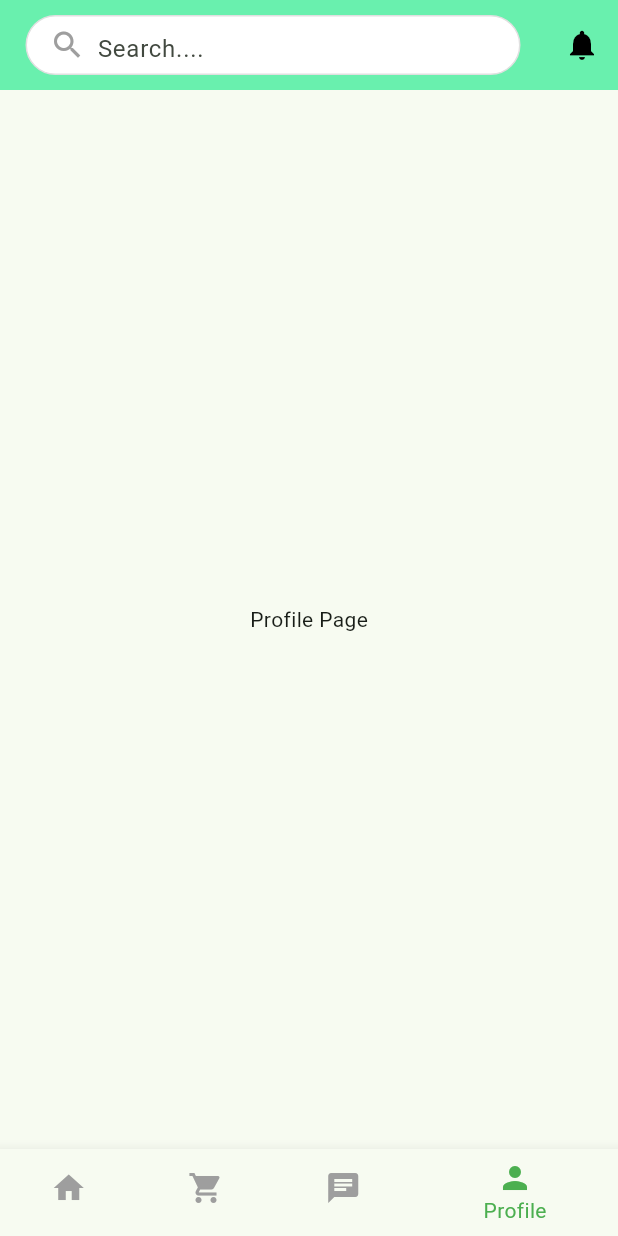
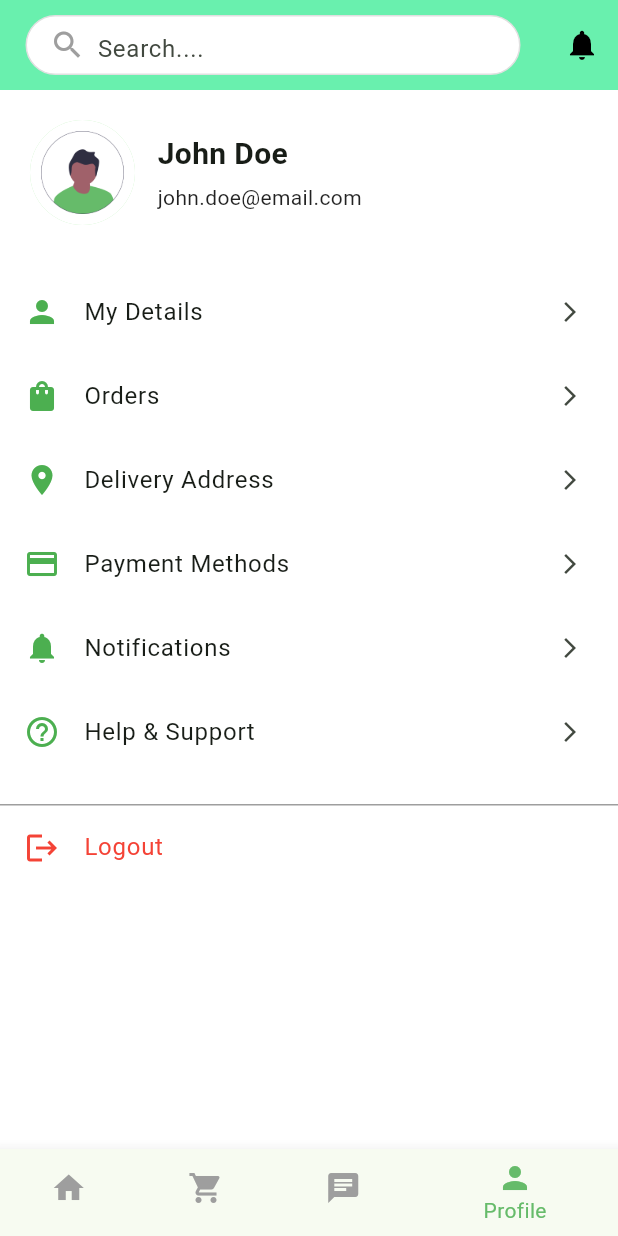
Before and after one commit to Vainyala17/LocalServiceFinder, a Flutter app: the screen it shows after launch, item 4 of the bottom bar chosen, on a phone screen of 412 x 824 dp. Run offline on Flutter 3.47's test engine with Material 3 defaults, Android fonts, the light colour scheme and no system bars; our stand-ins replace firebase_auth, firebase_core, google_fonts; accounts and stored records are empty.

Commit message:
UI changes

```diff
--- a/lib/CustomBottomNavBar.dart
+++ b/lib/CustomBottomNavBar.dart
@@ -15,7 +15,7 @@ class CustomBottomNavBar extends StatelessWidget {
     return BottomNavigationBar(
       currentIndex: currentIndex,
       onTap: onTap,
-      selectedItemColor: Colors.green,
+      selectedItemColor: Colors.green.shade400,
       unselectedItemColor: Colors.grey,
       items: const [
         BottomNavigationBarItem(icon: Icon(Icons.home), label: "Home"),
--- a/lib/HomeMainPage.dart
+++ b/lib/HomeMainPage.dart
@@ -67,7 +67,7 @@ class HomeMainPage extends StatelessWidget {
                   CircleAvatar(
                     radius: 30,
                     backgroundColor: Colors.green.shade100,
-                    child: Icon(services[index]['icon'], size: 30, color: Colors.green.shade700),
+                    child: Icon(services[index]['icon'], size: 30, color: Colors.green.shade400),
                   ),
                   SizedBox(height: 5),
                   Text(services[index]['title'], style: TextStyle(fontSize: 14)),
@@ -90,7 +90,7 @@ class HomeMainPage extends StatelessWidget {
                   width: 200,
                   margin: EdgeInsets.only(right: 10),
                   decoration: BoxDecoration(
-                    color: Colors.greenAccent,
+                    color: Colors.green.shade400,
                     borderRadius: BorderRadius.circular(12),
                   ),
                   child: Center(
--- a/lib/ProfilePage.dart
+++ b/lib/ProfilePage.dart
@@ -1,8 +1,96 @@
-import 'package:flutter/cupertino.dart';
+import 'package:flutter/material.dart';
+import 'package:flutter/services.dart';
 
 class ProfilePage extends StatelessWidget {
+  const ProfilePage({super.key});
+
+  void _showLogoutDialog(BuildContext context) {
+    showDialog(
+      context: context,
+      builder: (context) => AlertDialog(
+        title: Text('Logout'),
+        content: Text('Are you sure you want to logout?'),
+        actions: [
+          TextButton(
+            onPressed: () => Navigator.pop(context), // Cancel
+            child: Text('Cancel'),
+          ),
+          TextButton(
+            onPressed: () {
+              Navigator.pop(context); // Close dialog
+              // Your logout logic here (e.g., FirebaseAuth.instance.signOut())
+              // After logout, navigate to login screen
+              Navigator.pushReplacementNamed(context, '/login');
+            },
+            child: Text('Logout', style: TextStyle(color: Colors.red)),
+          ),
+        ],
+      ),
+    );
+  }
+
+  Widget buildListTile({required IconData icon, required String title, VoidCallback? onTap}) {
+    return ListTile(
+      leading: Icon(icon, color: Colors.green),
+      title: Text(title, style: TextStyle(fontSize: 16)),
+      trailing: Icon(Icons.arrow_forward_ios, size: 16),
+      onTap: onTap,
+    );
+  }
+
   @override
   Widget build(BuildContext context) {
-    return Center(child: Text("Profile Page"));
+    return Scaffold(
+      backgroundColor: Colors.white,
+      body: SafeArea(
+        child: Column(
+          children: [
+            // Header/Profile Info
+            Container(
+              padding: EdgeInsets.all(20),
+              child: Row(
+                children: [
+                  CircleAvatar(
+                    radius: 35,
+                    backgroundImage: AssetImage('assets/Profile.png'), // Your asset/profile image
+                  ),
+                  SizedBox(width: 15),
+                  Column(
+                    crossAxisAlignment: CrossAxisAlignment.start,
+                    children: [
+                      Text("John Doe", style: TextStyle(fontSize: 20, fontWeight: FontWeight.bold)),
+                      SizedBox(height: 4),
+                      Text("john.doe@email.com", style: TextStyle(color: Colors.black87)),
+                    ],
+                  ),
+                ],
+              ),
+            ),
+
+            // List Sections
+            Expanded(
+              child: ListView(
+                padding: EdgeInsets.symmetric(vertical: 10),
+                children: [
+                  buildListTile(icon: Icons.person, title: "My Details", onTap: () {}),
+                  buildListTile(icon: Icons.shopping_bag, title: "Orders", onTap: () {}),
+                  buildListTile(icon: Icons.location_on, title: "Delivery Address", onTap: () {}),
+                  buildListTile(icon: Icons.payment, title: "Payment Methods", onTap: () {}),
+                  buildListTile(icon: Icons.notifications, title: "Notifications", onTap: () {}),
+                  buildListTile(icon: Icons.help_outline, title: "Help & Support", onTap: () {}),
+                  SizedBox(height: 20),
+                  Divider(height: 1, color: Colors.grey),
+                  ListTile(
+                    leading: Icon(Icons.logout, color: Colors.red),
+                    title: Text("Logout", style: TextStyle(color: Colors.red)),
+                    onTap: () => _showLogoutDialog(context),
+                  ),
+                ],
+              ),
+            ),
+          ],
+        ),
+      ),
+    );
   }
 }
```
Also changed, not shown: assets/Profile.png (added).
